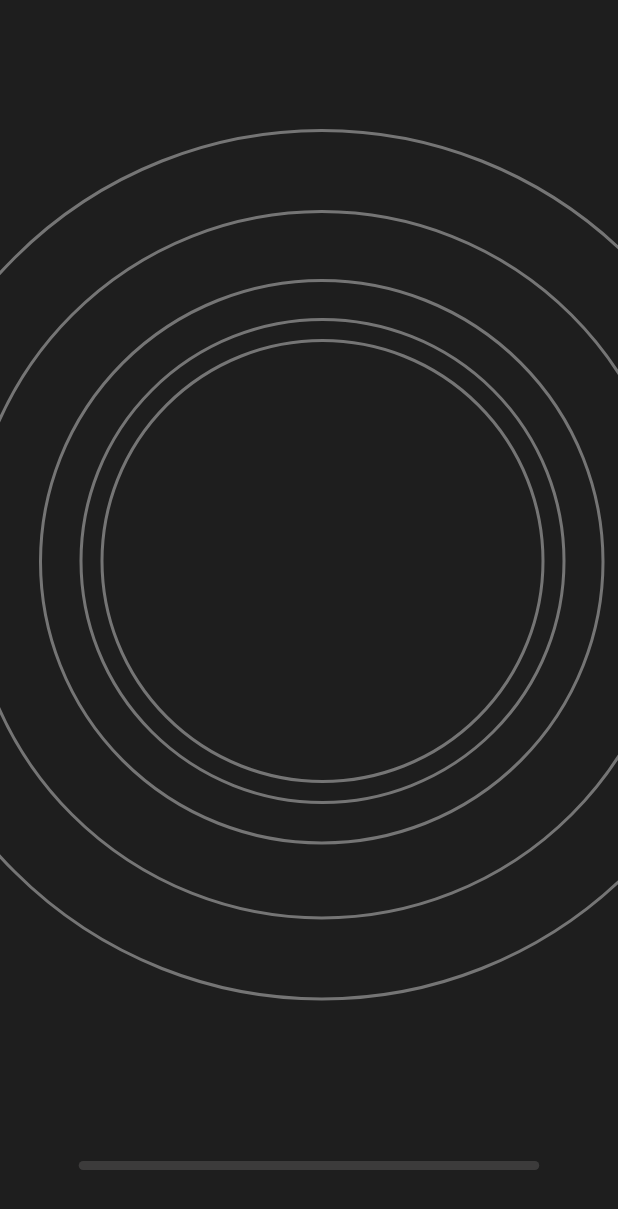
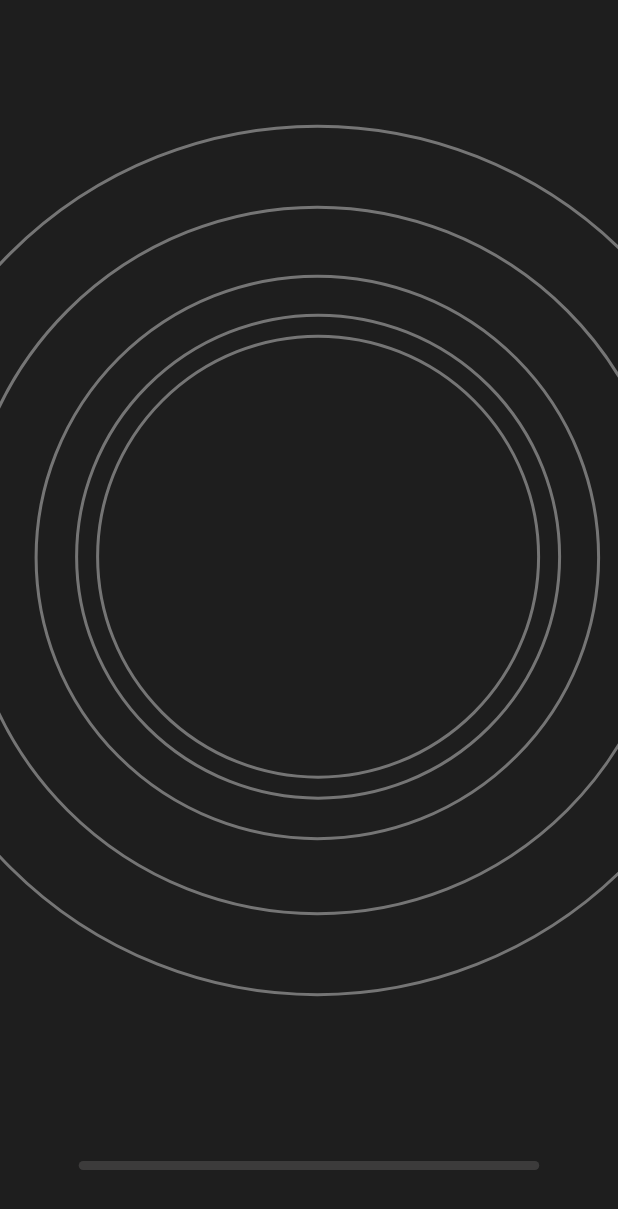
Before and after one commit to bens-schreiber/pushapp-2023, a Flutter app: the screen it shows after launch, on a phone screen of 412 x 824 dp. Shown: the top 1209 px of the screen. Run offline on Flutter 3.47's test engine with Material 3 defaults, Android fonts, the phone set to English and light mode, and no system bars.

Commit message:
Circles chnage depeanding on screen

```diff
--- a/frontend/lib/token/presentation/home.dart
+++ b/frontend/lib/token/presentation/home.dart
@@ -3,13 +3,34 @@ import 'package:frontend/token/presentation/bottom_sheet/bottom_sheet_button.dar
 import 'package:frontend/token/presentation/circles.dart';
 
 class Home extends StatelessWidget {
-  const Home({super.key});
+  const Home({Key? key});
 
   @override
   Widget build(BuildContext context) {
-    return const Scaffold(
-        body: Stack(
-            children: [Positioned(left: -136, top: 25, child: Circles())]),
-        bottomSheet: BottomSheetButton());
+    final screenWidth = MediaQuery.of(context).size.width;
+    final screenHeight = MediaQuery.of(context).size.height;
+    final iphonewidth = 430.0;
+    final iphoneheight = 932.0;
+    final widthRatio = screenWidth / iphonewidth;
+    final heightRatio = screenHeight / iphoneheight;
+    final adjustedLeft = -145 * widthRatio;
+    final adjustedTop = 25 * heightRatio;
+
+    return Scaffold(
+      body: Stack(
+        children: [
+          Positioned(
+            left: adjustedLeft,
+            top: adjustedTop,
+            child: Container(
+              width: 702,
+              height: 702,
+              child: Circles(),
+            ),
+          ),
+        ],
+      ),
+      bottomSheet: const BottomSheetButton(),
+    );
   }
 }
```
